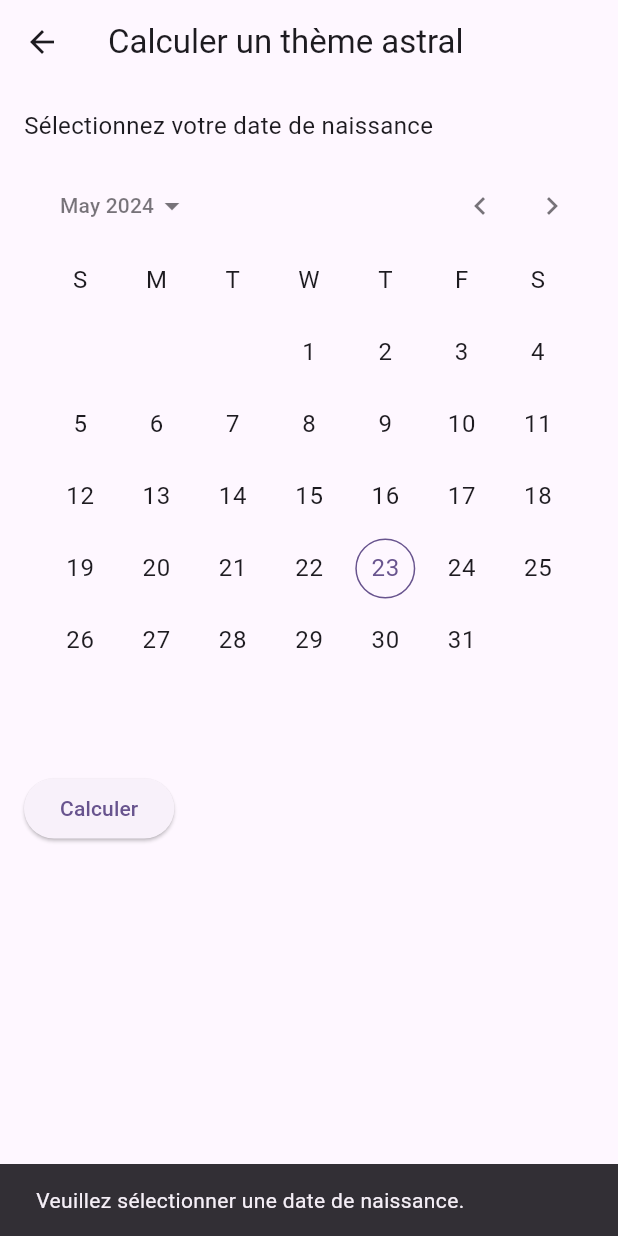
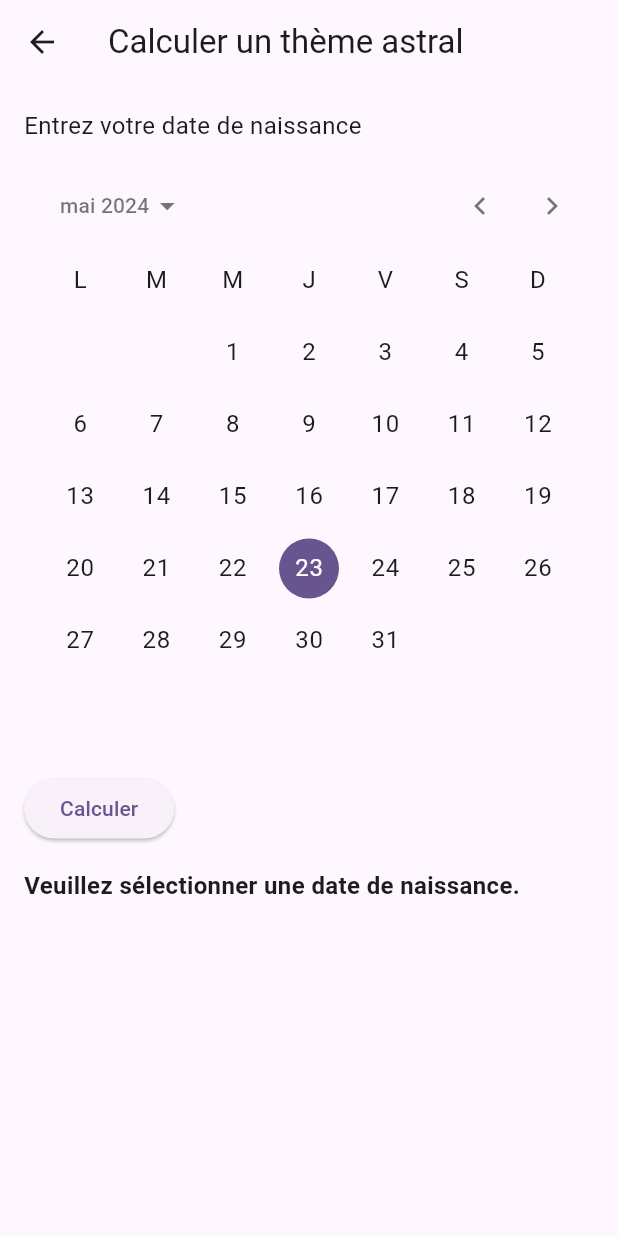
Before and after one commit to Eponas/Boule-de-crystal, a Flutter app: the ThemeAstralPage screen opened directly, after a tap on "Calculer", on a phone screen of 412 x 824 dp. Run offline on Flutter 3.47's test engine with Material 3 defaults, Android fonts, the phone set to English and light mode, and no system bars; drawn by our look-alikes of calendar_date_picker2.

Commit message:
Changement des intitules du DatePicker en FR

```diff
--- a/Boule_de_Crystal/lib/theme_astral/astral_theme_page.dart
+++ b/Boule_de_Crystal/lib/theme_astral/astral_theme_page.dart
@@ -1,5 +1,4 @@
 import 'package:flutter/material.dart';
-import 'package:calendar_date_picker2/calendar_date_picker2.dart';
 
 class ThemeAstralPage extends StatefulWidget {
   const ThemeAstralPage({super.key});
@@ -9,7 +8,8 @@ class ThemeAstralPage extends StatefulWidget {
 }
 
 class _ThemeAstralPageState extends State<ThemeAstralPage> {
-  List<DateTime?> _selectedDates = [null];
+  DateTime? _selectedDate;
+  String? _resultMessage;
 
   @override
   Widget build(BuildContext context) {
@@ -23,18 +23,18 @@ class _ThemeAstralPageState extends State<ThemeAstralPage> {
           crossAxisAlignment: CrossAxisAlignment.start,
           children: [
             const Text(
-              'Sélectionnez votre date de naissance',
+              'Entrez votre date de naissance',
               style: TextStyle(fontSize: 16.0),
             ),
             const SizedBox(height: 16),
-            CalendarDatePicker2(
-              config: CalendarDatePicker2Config(
-                calendarType: CalendarDatePicker2Type.single,
-              ),
-              value: _selectedDates,
-              onValueChanged: (dates) {
+            CalendarDatePicker(
+              initialDate: _selectedDate ?? DateTime.now(),
+              firstDate: DateTime(1900),
+              lastDate: DateTime(2100),
+              onDateChanged: (date) {
                 setState(() {
-                  _selectedDates = dates;
+                  _selectedDate = date;
+                  _resultMessage = null;
                 });
               },
             ),
@@ -43,11 +43,11 @@ class _ThemeAstralPageState extends State<ThemeAstralPage> {
               onPressed: _calculate,
               child: const Text('Calculer'),
             ),
-            if (_selectedDates.isNotEmpty && _selectedDates[0] != null)
+            if (_resultMessage != null)
               Padding(
                 padding: const EdgeInsets.only(top: 16.0),
                 child: Text(
-                  'Date de naissance sélectionnée : ${_selectedDates[0]!.toLocal().toString().split(' ')[0]}',
+                  _resultMessage!,
                   style: const TextStyle(fontSize: 16.0, fontWeight: FontWeight.bold),
                 ),
               ),
@@ -58,20 +58,14 @@ class _ThemeAstralPageState extends State<ThemeAstralPage> {
   }
 
   void _calculate() {
-    if (_selectedDates.isNotEmpty && _selectedDates[0] != null) {
-      ScaffoldMessenger.of(context).showSnackBar(
-        SnackBar(
-          content: Text(
-            'Votre thème astral pour la date de naissance sélectionnée : ${_selectedDates[0]!.toLocal().toString().split(' ')[0]}',
-          ),
-        ),
-      );
+    if (_selectedDate != null) {
+      setState(() {
+        _resultMessage = 'Votre thème astral pour la date de naissance sélectionnée : ${_selectedDate!.toLocal().toString().split(' ')[0]}';
+      });
     } else {
-      ScaffoldMessenger.of(context).showSnackBar(
-        const SnackBar(
-          content: Text('Veuillez sélectionner une date de naissance.'),
-        ),
-      );
+      setState(() {
+        _resultMessage = 'Veuillez sélectionner une date de naissance.';
+      });
     }
   }
 }
--- a/Boule_de_Crystal/pubspec.yaml
+++ b/Boule_de_Crystal/pubspec.yaml
@@ -29,6 +29,8 @@ environment:
 # versions available, run `flutter pub outdated`.
 dependencies:
   flutter:
+    sdk: flutter
+  flutter_localizations:
     sdk: flutter
 
 
```
Also changed, not shown: Boule_de_Crystal/lib/main.dart (+9 -0 lines).
